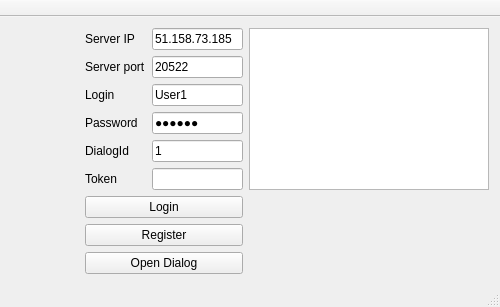
prekel/MyMessengerQtClient, file MyMessengerQtClientGui/MainWindow.ui: the form before one commit.
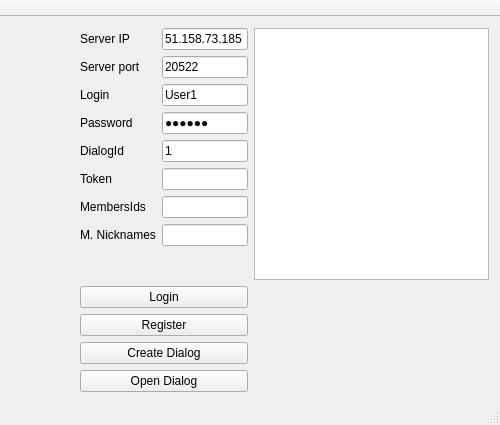
The form after the commit.

Commit message: Added Create Dialog

Patch:
```diff
--- a/MyMessengerQtClientGui/MainWindow.ui
+++ b/MyMessengerQtClientGui/MainWindow.ui
@@ -7,7 +7,7 @@
     <x>0</x>
     <y>0</y>
     <width>500</width>
-    <height>300</height>
+    <height>425</height>
    </rect>
   </property>
   <property name="windowTitle">
@@ -100,24 +100,30 @@
       <item row="5" column="1">
        <widget class="QLineEdit" name="lineEdit_token"/>
       </item>
+      <item row="6" column="1">
+       <widget class="QLineEdit" name="lineEdit_membersIds"/>
+      </item>
+      <item row="6" column="0">
+       <widget class="QLabel" name="label_5">
+        <property name="text">
+         <string>MembersIds</string>
+        </property>
+       </widget>
+      </item>
+      <item row="7" column="1">
+       <widget class="QLineEdit" name="lineEdit_mmbersNicknames"/>
+      </item>
+      <item row="7" column="0">
+       <widget class="QLabel" name="label_8">
+        <property name="text">
+         <string>M. Nicknames</string>
+        </property>
+       </widget>
+      </item>
      </layout>
     </item>
     <item row="4" column="1">
      <layout class="QGridLayout" name="gridLayout_2">
-      <item row="2" column="0">
-       <widget class="QPushButton" name="pushButton_openDialog">
-        <property name="text">
-         <string>Open Dialog</string>
-        </property>
-       </widget>
-      </item>
-      <item row="0" column="0">
-       <widget class="QPushButton" name="pushButton_login">
-        <property name="text">
-         <string>Login</string>
-        </property>
-       </widget>
-      </item>
       <item row="1" column="0">
        <widget class="QPushButton" name="pushButton_register">
         <property name="text">
@@ -125,6 +131,27 @@
         </property>
        </widget>
       </item>
+      <item row="0" column="0">
+       <widget class="QPushButton" name="pushButton_login">
+        <property name="text">
+         <string>Login</string>
+        </property>
+       </widget>
+      </item>
+      <item row="3" column="0">
+       <widget class="QPushButton" name="pushButton_openDialog">
+        <property name="text">
+         <string>Open Dialog</string>
+        </property>
+       </widget>
+      </item>
+      <item row="2" column="0">
+       <widget class="QPushButton" name="pushButton_createDialog">
+        <property name="text">
+         <string>Create Dialog</string>
+        </property>
+       </widget>
+      </item>
      </layout>
     </item>
     <item row="1" column="0">
```
Left out of the diff: 2 changed lines with no effect on the pictures. The commit also changes 4 other files.
